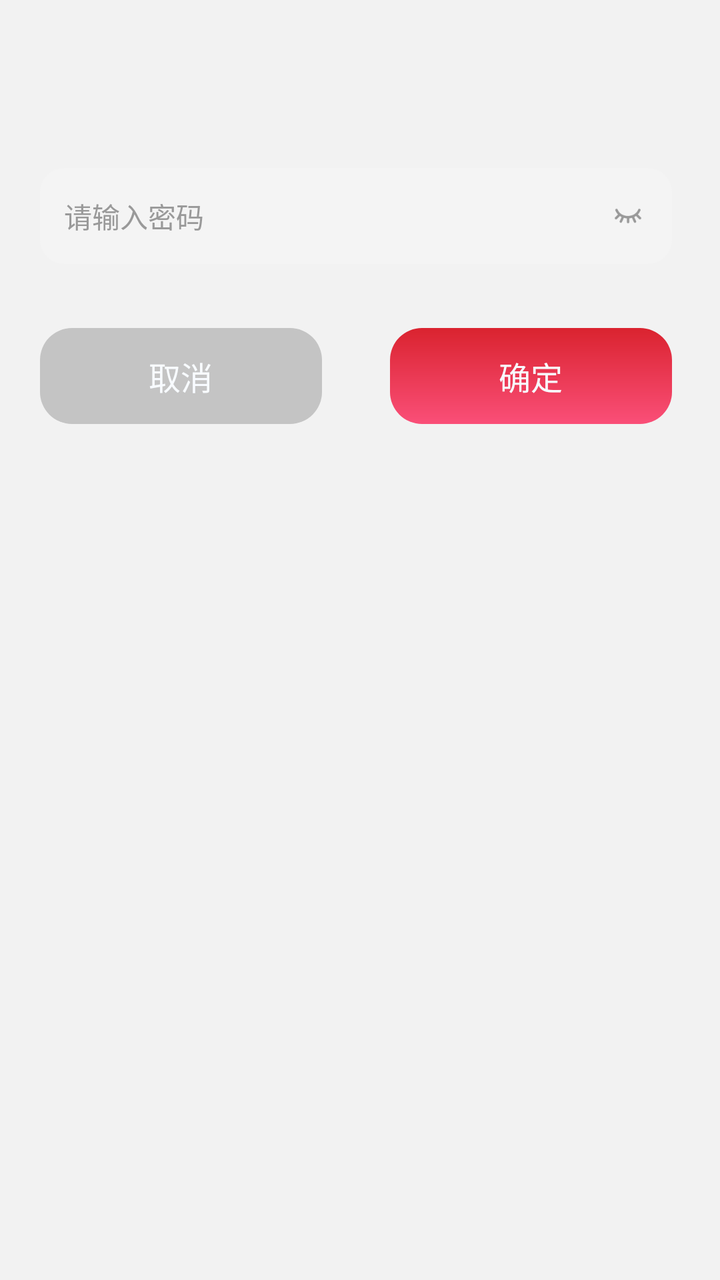
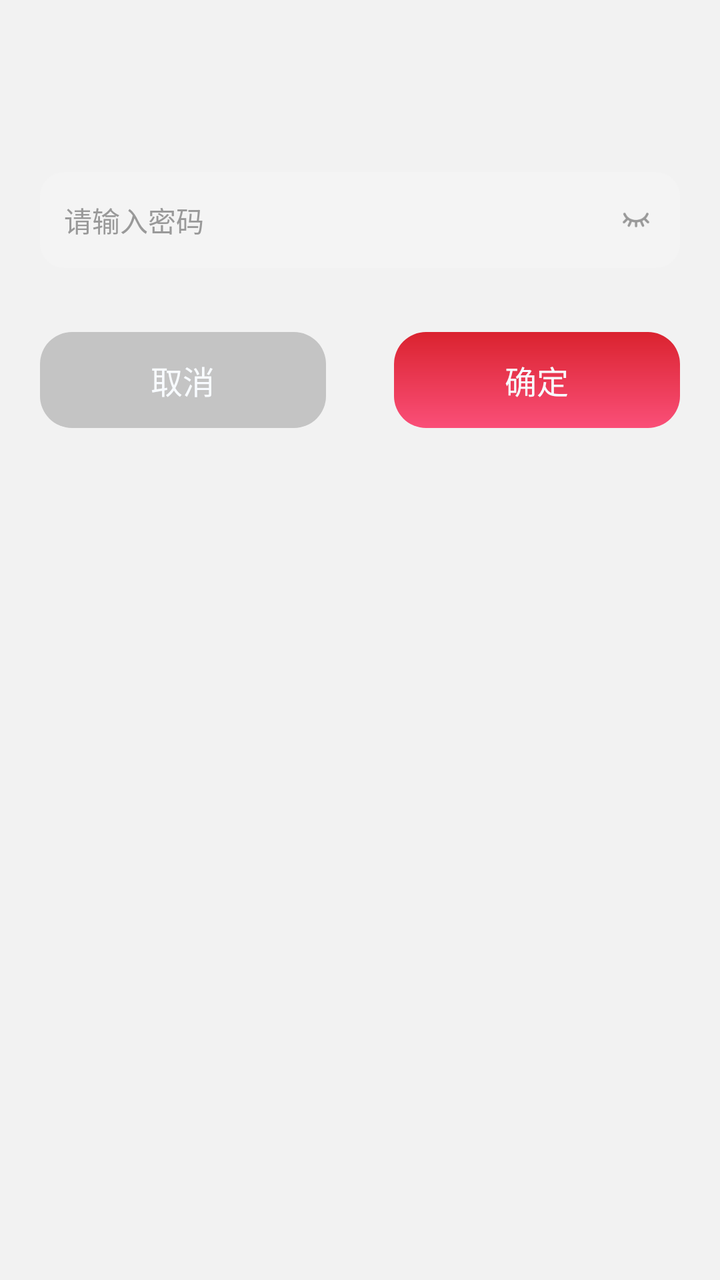

Before-and-after screenshots of an Android layout around one commit, followed by the original layout XML and the change that was made.
<!-- AndroidManifest.xml: application theme Theme.PdfReader -->
<!-- res/layout/lock_sheet_password.xml -->
<?xml version="1.0" encoding="utf-8"?>
<LinearLayout xmlns:android="http://schemas.android.com/apk/res/android"
    android:layout_width="match_parent"
    android:layout_height="wrap_content"
    android:clipChildren="false"
    android:orientation="vertical"
    android:paddingStart="20dp"
    android:paddingTop="24dp"
    android:paddingEnd="24dp"
    android:paddingBottom="20dp">

    <TextView
        android:id="@+id/tvTitle"
        style="@style/TextAppearance.AppCore.SheetTitle"
        android:layout_width="match_parent"
        android:layout_height="16dp"
        android:gravity="center_vertical"
        android:includeFontPadding="false" />

    <TextView
        android:id="@+id/tvSubtitle"
        android:layout_width="match_parent"
        android:layout_height="16dp"
        android:layout_marginTop="8dp"
        android:gravity="center_vertical"
        android:includeFontPadding="false"
        android:textColor="@color/text_placeholder"
        android:textSize="11sp" />

    
    <FrameLayout
        android:layout_width="match_parent"
        android:layout_height="48dp"
        android:layout_marginTop="20dp">

        <EditText
            android:id="@+id/etPassword"
            style="@style/Widget.AppCore.InputField"
            android:layout_width="match_parent"
            android:layout_height="48dp"
            android:gravity="center_vertical"
            android:hint="@string/lock_password_hint"
            android:imeOptions="actionDone"
            android:inputType="textPassword"
            android:maxLines="1"
            android:paddingEnd="36dp"
            android:textColor="@color/text_secondary" />

        
        <ImageView
            android:id="@+id/ivToggle"
            android:layout_width="20dp"
            android:layout_height="20dp"
            android:layout_gravity="end|center_vertical"
            android:layout_marginEnd="12dp"
            android:contentDescription="@string/lock_toggle_password"
            android:src="@mipmap/ic_eye_close" />

    </FrameLayout>

    
    <LinearLayout
        android:id="@+id/errorRow"
        android:layout_width="match_parent"
        android:layout_height="16dp"
        android:layout_marginTop="4dp"
        android:gravity="center_vertical"
        android:orientation="horizontal"
        android:visibility="invisible">

        <ImageView
            android:id="@+id/ivError"
            android:layout_width="14dp"
            android:layout_height="14dp"
            android:contentDescription="@string/lock_operation_failed" />

        <TextView
            android:id="@+id/tvError"
            android:layout_width="match_parent"
            android:layout_height="16dp"
            android:layout_marginStart="4dp"
            android:gravity="center_vertical"
            android:includeFontPadding="false"
            android:textColor="@color/brand_primary_light"
            android:textSize="11sp" />

    </LinearLayout>

    
    <LinearLayout
        android:layout_width="match_parent"
        android:layout_height="48dp"
        android:layout_marginTop="12dp"
        android:orientation="horizontal">

        <TextView
            android:id="@+id/btnCancel"
            style="@style/Widget.AppCore.SecondaryButton"
            android:layout_width="0dp"
            android:layout_height="48dp"
            android:layout_weight="1"
            android:clickable="true"
            android:focusable="true"
            android:fontFamily="sans-serif-medium"
            android:gravity="center"
            android:text="@string/cancel"
            android:textAppearance="@style/TextAppearance.AppCore.Button" />

        <TextView
            android:id="@+id/btnOk"
            style="@style/Widget.AppCore.PrimaryButton"
            android:layout_width="0dp"
            android:layout_height="48dp"
            android:layout_marginStart="34dp"
            android:layout_weight="1"
            android:clickable="true"
            android:focusable="true"
            android:fontFamily="sans-serif-medium"
            android:gravity="center"
            android:text="@string/ok"
            android:textAppearance="@style/TextAppearance.AppCore.Button" />

    </LinearLayout>

</LinearLayout>
<!-- resources referenced by this layout -->
<resources>
  <color name="brand_primary_light">#fb4141</color>
  <color name="text_placeholder">#999999</color>
  <color name="text_secondary">#333333</color>
  <string name="cancel">取消</string>
  <string name="lock_operation_failed">操作失败，请重试</string>
  <string name="lock_password_hint">请输入密码</string>
  <string name="lock_toggle_password">显示密码</string>
  <string name="ok">确定</string>
  <style name="TextAppearance.AppCore.Button" parent="TextAppearance.MaterialComponents.Button">
          <item name="android:textSize">16sp</item>
          <item name="android:fontFamily">sans-serif-medium</item>
          <item name="android:textColor">@color/text_on_tint</item>
          <item name="android:letterSpacing">0</item>
      </style>
  <style name="TextAppearance.AppCore.SheetTitle" parent="TextAppearance.MaterialComponents.Subtitle1">
          <item name="android:textSize">18sp</item>
          <item name="android:textStyle">bold</item>
          <item name="android:textColor">@color/text_secondary</item>
      </style>
  <style name="Theme.PdfReader" parent="Theme.AppCore">
          <item name="android:windowBackground">@color/surface_subtle</item>
      </style>
  <color name="text_on_tint">#f8fbff</color>
  <!-- drawable bg_edit_r12 (drawable) -->
  <?xml version="1.0" encoding="utf-8"?>
  <shape xmlns:android="http://schemas.android.com/apk/res/android"
      android:shape="rectangle">
      <solid android:color="#fff4f4f4"/>
      <corners android:radius="12dp"/>
  </shape>
  <!-- drawable gradient_red (drawable) -->
  <?xml version="1.0" encoding="utf-8"?>
  <shape xmlns:android="http://schemas.android.com/apk/res/android"
      android:shape="rectangle"
      >
      <gradient android:startColor="#fffa4f78" android:endColor="#ffda232f" android:angle="90"/>
      <corners android:radius="16dp"/>
  </shape>
  <!-- drawable bg_btn_unable_r16 (drawable) -->
  <?xml version="1.0" encoding="utf-8"?>
  <shape xmlns:android="http://schemas.android.com/apk/res/android"
      android:shape="rectangle"
      >
      <solid android:color="#ffc4c4c4"/>
      <corners android:radius="16dp"/>
  </shape>
  <color name="surface_subtle">#f2f2f2</color>
  <color name="brand_primary">#da232f</color>
  <color name="brand_primary_dark">#dc2634</color>
  <color name="status_error_deep">#cc2631</color>
  <color name="surface_card">#fafafa</color>
  <color name="text_primary">#060606</color>
  <color name="surface_muted">#f1f1f1</color>
  <color name="text_tertiary">#666666</color>
  <color name="status_error_crimson">#c42e47</color>
  <style name="Widget.AppCore.BottomSheet" parent="Widget.MaterialComponents.BottomSheet.Modal">
          <item name="backgroundTint">@color/surface_white_alt</item>
          <item name="shapeAppearanceOverlay">@style/ShapeAppearance.AppCore.BottomSheet</item>
          <item name="android:background">@android:color/transparent</item>
      </style>
  <color name="surface_white_alt">#fffdfd</color>
  <style name="MaterialAlertDialog.AppCore" parent="MaterialAlertDialog.MaterialComponents">
          <item name="shapeAppearanceOverlay">@style/ShapeAppearance.AppCore.Dialog</item>
          <item name="backgroundTint">@color/surface_white_alt</item>
      </style>
  <style name="MaterialAlertDialog.AppCore.Title" parent="MaterialAlertDialog.MaterialComponents.Title.Text">
          <item name="android:textColor">@color/text_primary</item>
      </style>
  <style name="Widget.AppCore.Button.Text" parent="Widget.MaterialComponents.Button.TextButton">
          <item name="android:textColor">@color/text_on_tint</item>
          <item name="android:letterSpacing">0</item>
          <item name="android:textSize">16sp</item>
      </style>
  <style name="ShapeAppearance.AppCore.Dialog" parent="">
          <item name="cornerFamily">rounded</item>
          <item name="cornerSize">@dimen/radius_xl</item>
      </style>
  <dimen name="radius_xl">16dp</dimen>
  <!-- unchanged entries left out for length: 8 -->
</resources>

<!-- the commit's change to res/layout/lock_sheet_password.xml (unified diff, before → after) -->
@@ -1,26 +1,26 @@
 <?xml version="1.0" encoding="utf-8"?>
 <LinearLayout xmlns:android="http://schemas.android.com/apk/res/android"
     android:layout_width="match_parent"
-    android:layout_height="wrap_content"
+    android:layout_height="232dp"
     android:clipChildren="false"
     android:orientation="vertical"
-    android:paddingStart="20dp"
-    android:paddingTop="24dp"
-    android:paddingEnd="24dp"
-    android:paddingBottom="20dp">
+    android:paddingHorizontal="20dp">
 
     <TextView
         android:id="@+id/tvTitle"
         style="@style/TextAppearance.AppCore.SheetTitle"
         android:layout_width="match_parent"
-        android:layout_height="16dp"
+        android:layout_height="wrap_content"
+        android:textSize="18sp"
         android:gravity="center_vertical"
-        android:includeFontPadding="false" />
+        android:includeFontPadding="false"
+        android:layout_marginTop="24dp"
+        />
 
     <TextView
         android:id="@+id/tvSubtitle"
         android:layout_width="match_parent"
-        android:layout_height="16dp"
+        android:layout_height="wrap_content"
         android:layout_marginTop="8dp"
         android:gravity="center_vertical"
         android:includeFontPadding="false"
@@ -72,6 +72,7 @@
             android:id="@+id/ivError"
             android:layout_width="14dp"
             android:layout_height="14dp"
+            android:src="@mipmap/ic_warn_red"
             android:contentDescription="@string/lock_operation_failed" />
 
         <TextView
<!-- resource entries referenced after the edit -->
@@ -3,6 +3,7 @@
   <color name="brand_primary_light">#fb4141</color>
   <color name="text_placeholder">#999999</color>
   <color name="text_secondary">#333333</color>
+  <!-- mipmap ic_warn_red: webp bitmap (mipmap-xxhdpi, 1202 bytes) -->
   <string name="cancel">取消</string>
   <string name="lock_operation_failed">操作失败，请重试</string>
   <string name="lock_password_hint">请输入密码</string>
